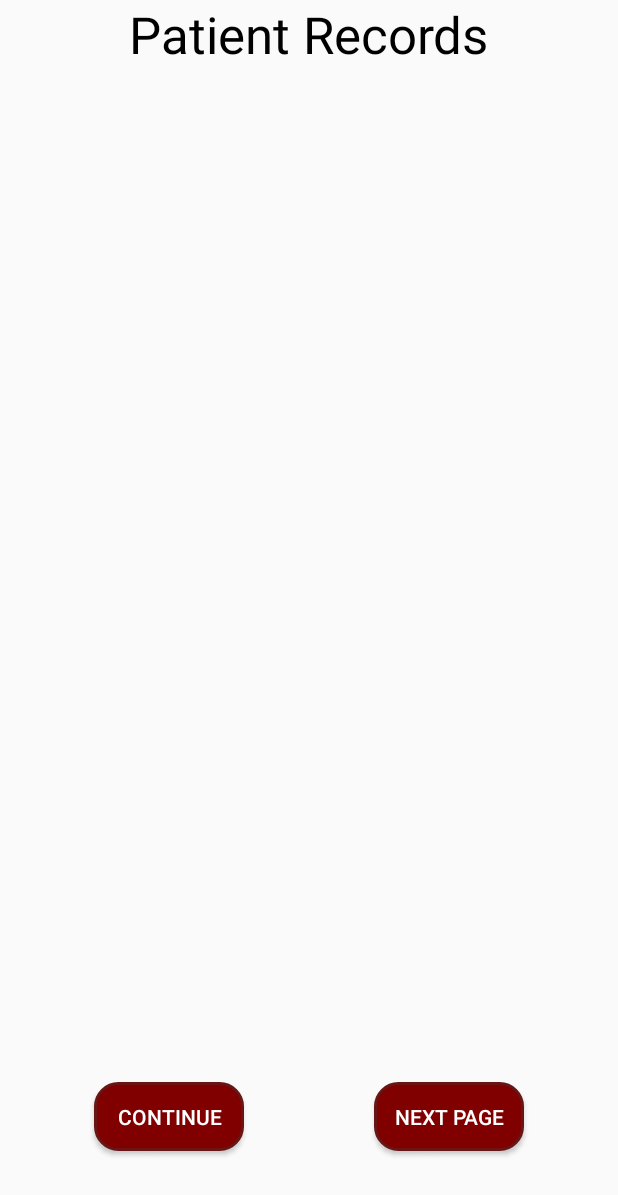
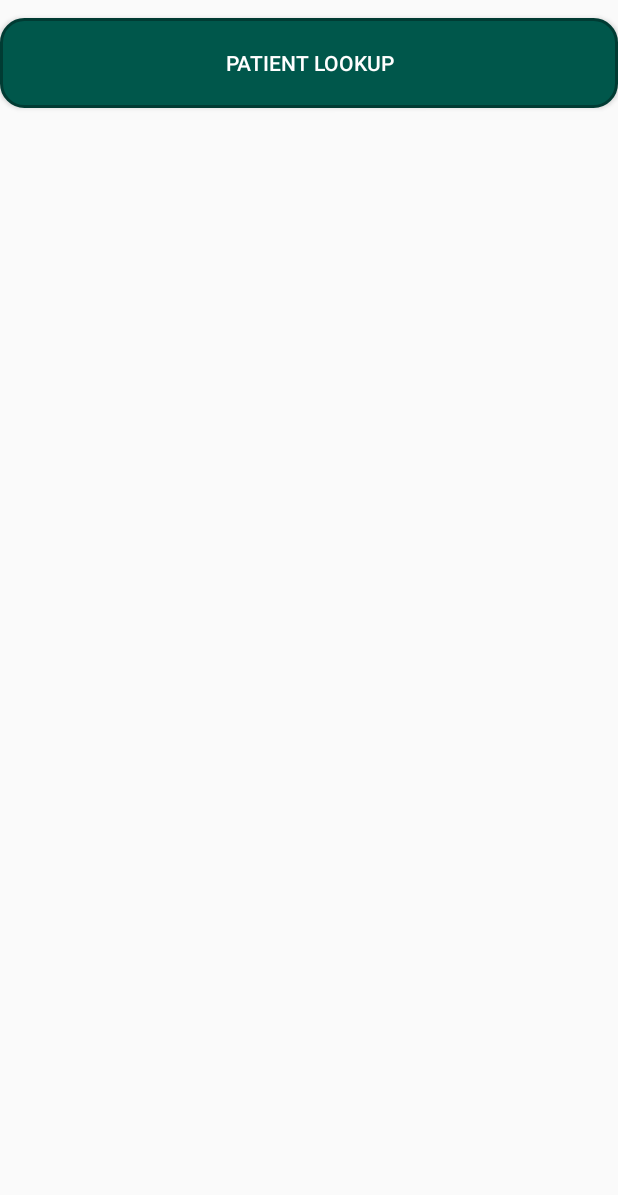
Before and after one commit to imechaozhang/Mead-Android-App, an Android app: the layout activity_patient_query.xml on its own in the app's theme, with its tools: preview values and no code run, on a phone screen of 412 x 824 dp. Shown: the top 1195 px of the screen. Run offline under Robolectric (Android 15) with nearby library versions, the phone set to English and light mode, and no system bars.

Commit message:
searchable dialog for revisiting patient lookup

```diff
--- a/app/src/main/java/com/example/mobilehealthprototype/PatientListAdapter.java
+++ b/app/src/main/java/com/example/mobilehealthprototype/PatientListAdapter.java
@@ -17,7 +17,7 @@ public class PatientListAdapter extends RecyclerView.Adapter<PatientListAdapter.
 
         private PatientViewHolder(View itemView) {
             super(itemView);
-            patientItemView = itemView.findViewById(R.id.databaseView);
+            patientItemView = itemView.findViewById(R.id.patient_list);
         }
     }
 
--- a/app/src/main/res/layout/activity_patient_query.xml
+++ b/app/src/main/res/layout/activity_patient_query.xml
@@ -4,75 +4,32 @@
     xmlns:tools="http://schemas.android.com/tools"
     android:layout_width="match_parent"
     android:layout_height="match_parent"
+    android:accessibilityHeading="true"
+    android:orientation="vertical"
     tools:context=".PatientQuery">
 
-    <LinearLayout
-        android:id="@+id/patient_query_layout"
-        android:layout_width="397dp"
-        android:layout_height="0dp"
-        android:layout_marginTop="26dp"
-        android:layout_marginBottom="26dp"
-        android:gravity="center_horizontal"
-        android:orientation="vertical"
-        app:layout_constraintBottom_toTopOf="@+id/confirmDisease"
+    <Button
+        android:id="@+id/find_patient_button"
+        android:layout_width="0dp"
+        android:layout_height="wrap_content"
+        android:layout_marginTop="12dp"
+        android:layout_marginBottom="18dp"
+        android:background="@drawable/list_symptom_buttons"
+        android:text="Patient Lookup"
+        android:textColor="@android:color/white"
+        app:layout_constraintBottom_toTopOf="@+id/patient_list"
         app:layout_constraintEnd_toEndOf="parent"
-        app:layout_constraintHorizontal_bias="0.5"
-        app:layout_constraintStart_toStartOf="parent"
-        app:layout_constraintTop_toBottomOf="@+id/databaseView"></LinearLayout>
-
-    <TextView
-        android:id="@+id/databaseView"
-        android:layout_width="wrap_content"
-        android:layout_height="wrap_content"
-        android:text="Patient Records"
-        android:textColor="@android:color/black"
-        android:textSize="34sp"
-        app:layout_constraintBottom_toTopOf="@+id/patient_query_layout"
-        app:layout_constraintEnd_toEndOf="parent"
-        app:layout_constraintHorizontal_bias="0.5"
         app:layout_constraintStart_toStartOf="parent"
         app:layout_constraintTop_toTopOf="parent" />
 
-    <androidx.recyclerview.widget.RecyclerView
-        android:id="@+id/recyclerview"
+    <ListView
+        android:id="@+id/patient_list"
         android:layout_width="0dp"
         android:layout_height="0dp"
-        tools:listitem="@layout/recyclerview_item"
-        android:padding="8dp"
-        android:textSize = "12sp"
-        app:layout_constraintBottom_toTopOf="@+id/confirmQuery"
-        app:layout_constraintLeft_toLeftOf="parent"
-        app:layout_constraintRight_toRightOf="parent"
-        app:layout_constraintTop_toBottomOf="@id/databaseView" />
+        android:layout_marginBottom="21dp"
+        app:layout_constraintEnd_toEndOf="parent"
+        app:layout_constraintStart_toStartOf="parent"
+        app:layout_constraintTop_toBottomOf="@+id/find_patient_button"></ListView>
 
-    <Button
-        android:id="@+id/confirmQuery"
-        android:layout_width="100dp"
-        android:layout_height="46dp"
-        android:layout_marginBottom="8dp"
-        android:background="@drawable/next_button"
-        android:text="@string/continue_button"
-        android:textColor="@android:color/white"
-        app:layout_constraintBottom_toBottomOf="parent"
-        app:layout_constraintEnd_toEndOf="parent"
-        app:layout_constraintHorizontal_bias="0.2"
-        app:layout_constraintStart_toStartOf="parent"
-        app:layout_constraintTop_toBottomOf="@+id/patient_query_layout"
-        app:layout_constraintVertical_bias="0.93" />
-
-    <Button
-        android:id="@+id/query_next_page"
-        android:layout_width="100dp"
-        android:layout_height="46dp"
-        android:layout_marginBottom="8dp"
-        android:background="@drawable/next_button"
-        android:text="next page"
-        android:textColor="@android:color/white"
-        app:layout_constraintBottom_toBottomOf="parent"
-        app:layout_constraintEnd_toEndOf="parent"
-        app:layout_constraintHorizontal_bias="0.8"
-        app:layout_constraintStart_toStartOf="parent"
-        app:layout_constraintTop_toBottomOf="@+id/patient_query_layout"
-        app:layout_constraintVertical_bias="0.93" />
 
 </androidx.constraintlayout.widget.ConstraintLayout>
```
Also changed, not shown: app/src/main/java/com/example/mobilehealthprototype/PatientInfo.java (+40 -3 lines), app/src/main/java/com/example/mobilehealthprototype/PatientQuery.java (+20 -44 lines).
